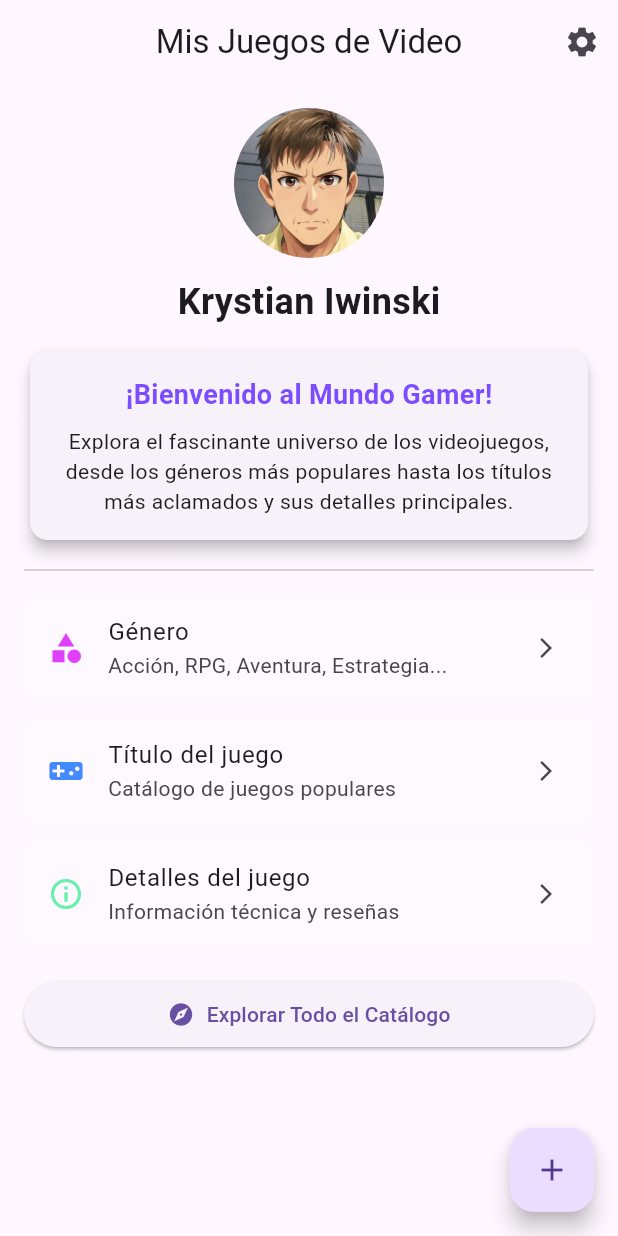
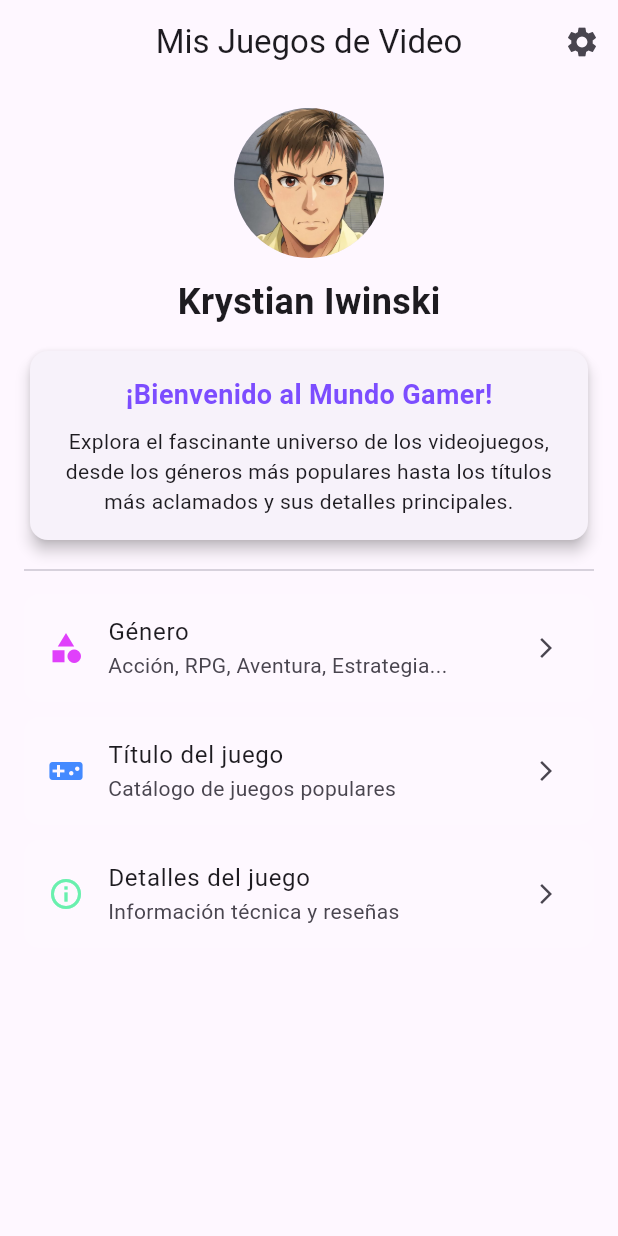
Before and after one commit to kiwinski-sys/programacion_iv, a Flutter app: the screen it shows after launch, on a phone screen of 412 x 824 dp. Run offline on Flutter 3.47's test engine with Material 3 defaults, Android fonts, the phone set to English and light mode, and no system bars.

Commit message:
ajustes pagina principal

```diff
--- a/integrador2/lib/pantallas/casa_screen.dart
+++ b/integrador2/lib/pantallas/casa_screen.dart
@@ -131,26 +131,15 @@ class HomeScreen extends StatelessWidget {
                   const SizedBox(height: 10),
 
 
-                  ElevatedButton.icon(
-                    onPressed: () {},
-                    icon: const Icon(Icons.explore),
-                    label: const Text('Explorar Todo el Catálogo'),
-                    style: ElevatedButton.styleFrom(
-                      padding: const EdgeInsets.symmetric(vertical: 12),
-                    ),
-                  ),
+
                 ],
               ),
             ),
           ],
         ),
       ),
-      // Widget 12: FloatingActionButton
-      floatingActionButton: FloatingActionButton(
-        onPressed: () {},
-        tooltip: 'Añadir Juego',
-        child: const Icon(Icons.add),
-      ),
+
+
     );
   }
 }
```
